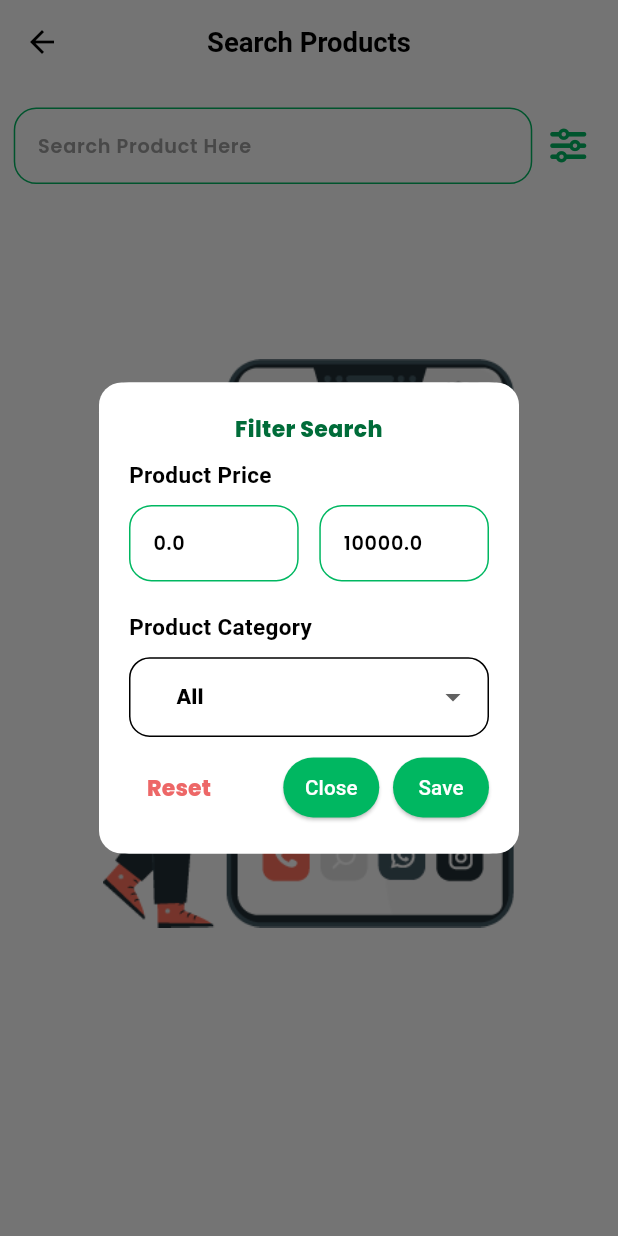
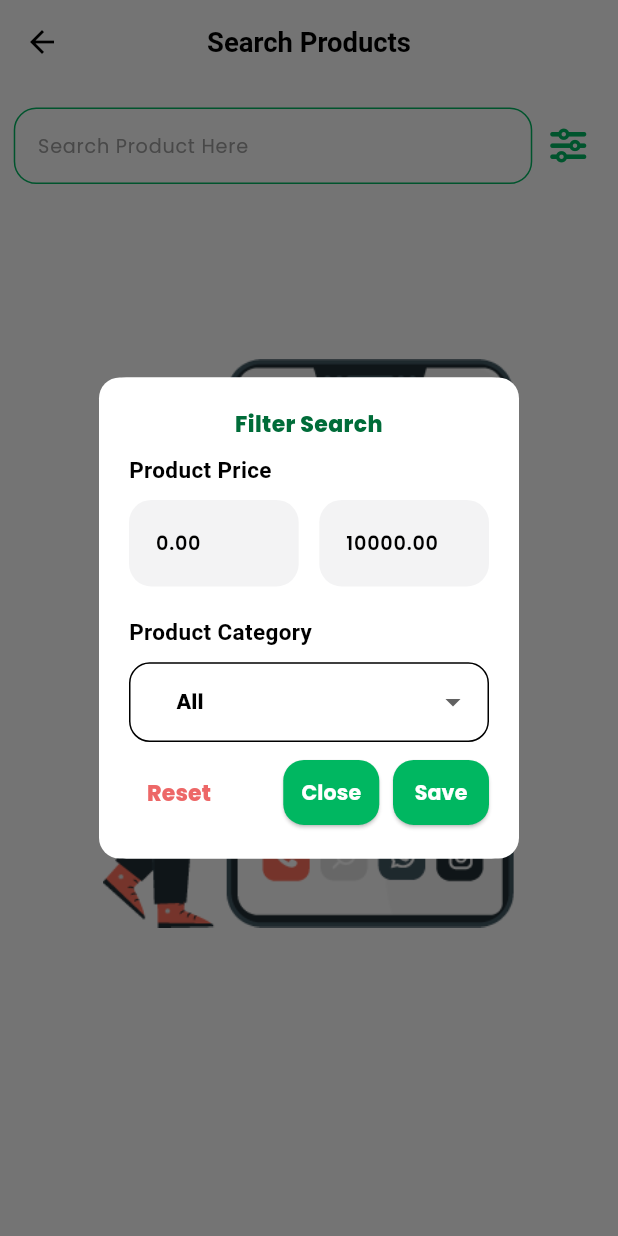
Before and after one commit to jasim506022/user_app, a Flutter app: the SearchPage screen opened by its route, after a tap on an icon or button, on a phone screen of 412 x 824 dp. Run offline on Flutter 3.47's test engine with Material 3 defaults, Android fonts, the phone set to English and light mode, and no system bars; our stand-ins replace cached_network_image, card_swiper, carousel_slider, cloud_firestore, connectivity_plus, fancy_shimmer_image and 17 more; missing offline and left inert: flutter_stripe, rating_bar_updated, smooth_rating_bar; accounts and stored records are empty; statements that could not run were skipped.

Commit message:
search Page

```diff
--- a/lib/bindings/initial_binding.dart
+++ b/lib/bindings/initial_binding.dart
@@ -12,6 +12,7 @@ import '../controller/forget_password_controller.dart';
 import '../controller/loading_controller.dart';
 
 import '../controller/profile_controller.dart';
+import '../controller/search_controller.dart';
 import '../controller/select_image_controller.dart';
 import '../controller/sign_in_controller.dart';
 import '../controller/sign_up_controller.dart';
@@ -86,5 +87,7 @@ class InitialBinding extends Bindings {
     Get.lazyPut<OrderController>(
         () => OrderController(Get.find<OrderRepository>()),
         fenix: true);
+
+    Get.lazyPut<SearchControllers>(() => SearchControllers());
   }
 }
--- /dev/null
+++ b/lib/bindings/search_binding.dart
@@ -0,0 +1,10 @@
+import 'package:get/get.dart';
+
+import '../controller/search_controller.dart';
+
+class SearchBinding extends Bindings {
+  @override
+  void dependencies() {
+    Get.lazyPut<SearchControllers>(() => SearchControllers());
+  }
+}
--- a/lib/controller/search_controller.dart
+++ b/lib/controller/search_controller.dart
@@ -1,51 +1,54 @@
 import 'package:cloud_firestore/cloud_firestore.dart';
 import 'package:flutter/material.dart';
 import 'package:get/get.dart';
-import 'package:user_app/repository/product_reposity.dart';
 
 import '../model/app_exception.dart';
 import '../model/productsmodel.dart';
 import '../res/app_function.dart';
 import '../res/appasset/icon_asset.dart';
+import 'product_controller.dart';
 
 class SearchControllers extends GetxController {
-  ProductReposity productReposity = ProductReposity();
-  TextEditingController minPriceTEC = TextEditingController();
-  TextEditingController maxPriceTEC = TextEditingController();
+  var productController = Get.find<ProductController>();
+
+// Text editing controllers for price filtering and search input
+  TextEditingController minPriceTEC = TextEditingController(text: "0.0");
+  TextEditingController maxPriceTEC = TextEditingController(text: "10000.0");
   TextEditingController searchTextTEC = TextEditingController();
 
-  var selectSearchCategory = "All".obs;
+  // Observables for category selection, product lists, and flags
+  var selectedCategory = "All".obs;
 
   var allProductList = <ProductModel>[].obs;
   var searchProductList = <ProductModel>[].obs;
   var filterProductList = <ProductModel>[].obs;
 
-  var isSearch = false.obs;
-  var isFilter = false.obs;
+  var isSearchEnabled = false.obs;
+  var isFilterEnabled = false.obs;
 
   @override
   void onInit() {
-    minPriceTEC.text = "0.0";
-    maxPriceTEC.text = "10000.0";
+    searchTextTEC.text = "";
     super.onInit();
   }
 
-  void setCategory(String category) => selectSearchCategory.value = category;
+  void setCategory(String category) => selectedCategory.value = category;
 
   void updateProductList(String text) {
     searchProductList.clear();
+
     var searchText = text.toLowerCase();
 
     final productListToSearch =
-        isFilter.value ? filterProductList : allProductList;
+        isFilterEnabled.value ? filterProductList : allProductList;
 
     searchProductList.addAll(productListToSearch.where((productModel) =>
         productModel.productname!.toLowerCase().contains(searchText)));
 
-    setSearch(true);
+    isSearchEnabled.value = true;
   }
 
-  void filterListAddProduct() {
+  void applyPriceFilter() {
     filterProductList.clear();
 
     double minPrice = double.parse(minPriceTEC.text);
@@ -59,17 +62,13 @@ class SearchControllers extends GetxController {
       return effectivePrice >= minPrice && effectivePrice <= maxPrice;
     }));
 
-    setFilter(true);
+    isFilterEnabled.value = true;
   }
-
-  void setSearch(bool isSearch) => this.isSearch.value = isSearch;
-
-  void setFilter(bool isFilter) => this.isFilter.value = isFilter;
 
   Stream<QuerySnapshot<Map<String, dynamic>>> productSnapshots() {
     try {
-      return productReposity.productSnapshots(
-          category: selectSearchCategory.value);
+      return productController.repository
+          .productSnapshots(category: selectedCategory.value);
     } catch (e) {
       if (e is AppException) {
         AppsFunction.errorDialog(
--- a/lib/res/routes/app_routes.dart
+++ b/lib/res/routes/app_routes.dart
@@ -1,6 +1,7 @@
 import 'package:get/get.dart';
 
 import '../../bindings/on_boarding_binding.dart';
+import '../../bindings/search_binding.dart';
 import '../../bindings/splash_binding.dart';
 import '../../view/auth/forget_password_page.dart';
 import '../../view/auth/sign_in_page.dart';
@@ -47,7 +48,10 @@ class AppRoutes {
             name: RoutesName.forgetPassword,
             page: () => const ForgetPasswordPage()),
         GetPage(name: RoutesName.cartPage, page: () => const CartPage()),
-        GetPage(name: RoutesName.searchPage, page: () => const SearchPage()),
+        GetPage(
+            name: RoutesName.searchPage,
+            page: () => const SearchPage(),
+            binding: SearchBinding()),
         GetPage(
           name: RoutesName.productPage,
           page: () => const ProductPage(),
--- a/lib/view/search/search_page.dart
+++ b/lib/view/search/search_page.dart
@@ -1,19 +1,14 @@
 import 'package:flutter/material.dart';
 import 'package:flutter_screenutil/flutter_screenutil.dart';
-import 'package:font_awesome_flutter/font_awesome_flutter.dart';
 import 'package:get/get.dart';
-import 'package:provider/provider.dart';
-import 'package:user_app/res/app_function.dart';
-import 'package:user_app/widget/text_form_field_widget.dart';
 
 import '../../controller/search_controller.dart';
-import '../../res/app_colors.dart';
 import '../../model/productsmodel.dart';
-import '../../res/appasset/image_asset.dart';
-import '../../widget/empty_widget.dart';
+
 import '../../loading_widget/loading_list_product_widget.dart';
-import '../../widget/product_widget.dart';
-import 'filter_dialog_widget.dart';
+
+import 'widget/search_bar_widget.dart';
+import 'widget/search_product_grid_widget.dart';
 
 class SearchPage extends StatefulWidget {
   const SearchPage({super.key});
@@ -23,7 +18,15 @@ class SearchPage extends StatefulWidget {
 }
 
 class _SearchPageState extends State<SearchPage> {
-  var searchController = Get.put(SearchControllers());
+  var searchController = Get.find<SearchControllers>();
+  @override
+  void initState() {
+    searchController.searchTextTEC.text = "";
+    searchController.setCategory("All");
+    searchController.minPriceTEC.text = "0.00";
+    searchController.maxPriceTEC.text = "10000.00";
+    super.initState();
+  }
 
   @override
   Widget build(BuildContext context) {
@@ -39,7 +42,7 @@ class _SearchPageState extends State<SearchPage> {
           padding: EdgeInsets.symmetric(horizontal: 10.w),
           child: Column(
             children: [
-              _buildSearchBar(),
+              const SearchBarWidget(),
               _buildProductGrid(),
             ],
           ),
@@ -59,7 +62,8 @@ class _SearchPageState extends State<SearchPage> {
                   .map((e) => ProductModel.fromMap(e.data()))
                   .toList();
 
-              return _buildProductGridContent();
+              return SearchProductGridWidget(
+                  searchController: searchController);
             }
 
             return const LoadingListProductWidget();
@@ -68,71 +72,4 @@ class _SearchPageState extends State<SearchPage> {
       ),
     );
   }
-
-  Obx _buildProductGridContent() {
-    return Obx(() {
-      final productList = searchController.isFilter.value &&
-              searchController.searchTextTEC.text.isEmpty
-          ? searchController.filterProductList
-          : searchController.isSearch.value &&
-                  searchController.searchTextTEC.text.isNotEmpty
-              ? searchController.searchProductList
-              : searchController.allProductList;
-
-      if (productList.isEmpty) {
-        return EmptyWidget(
-          image: ImagesAsset.error,
-          title: 'No Data Available',
-        );
-      }
-
-      return GridView.builder(
-        itemCount: productList.length,
-        gridDelegate: const SliverGridDelegateWithFixedCrossAxisCount(
-            crossAxisCount: 2,
-            childAspectRatio: .78,
-            crossAxisSpacing: 8,
-            mainAxisSpacing: 8),
-        itemBuilder: (context, index) {
-          return ChangeNotifierProvider.value(
-            value: productList[index],
-            child: const ProductWidget(),
-          );
-        },
-      );
-    });
-  }
-
-  SizedBox _buildSearchBar() {
-    return SizedBox(
-      height: 0.1.sh,
-      width: 1.sw,
-      child: Row(
-        children: [
-          Flexible(
-              flex: 4,
-              child: TextFormFieldWidget(
-                isUdateDecoration: true,
-                decoration: AppsFunction.inputDecoration(
-                  hint: "Search Product Here",
-                ),
-                controller: searchController.searchTextTEC,
-                autofocus: false,
-                onChanged: (text) {
-                  searchController.updateProductList(text);
-                },
-              )),
-          IconButton(
-              onPressed: () {
-                FocusScope.of(context).unfocus();
-                Get.dialog(const FilterDialogWidget());
-              },
-              icon: Icon(
-                FontAwesomeIcons.sliders,
-                color: AppColors.greenColor,
-              ))
-        ],
-      ),
-    );
-  }
 }
--- a/lib/view/search/filter_dialog_widget.dart
+++ b/lib/view/search/widget/filter_dialog_widget.dart
@@ -1,50 +1,37 @@
 import 'package:flutter/material.dart';
+
 import 'package:flutter_screenutil/flutter_screenutil.dart';
 import 'package:get/get.dart';
-import 'package:google_fonts/google_fonts.dart';
+
 import 'package:user_app/widget/text_form_field_widget.dart';
 
-import '../../controller/search_controller.dart';
-import '../../res/app_colors.dart';
-import '../../res/app_function.dart';
+import '../../../controller/search_controller.dart';
+import '../../../res/app_colors.dart';
 
-import '../../res/apps_text_style.dart';
-import '../product/product_page.dart';
-import '../product/widget/drop_down_category_widget.dart';
+import '../../../res/apps_text_style.dart';
+import '../../../widget/custom_round_action_button.dart';
+import '../../product/widget/drop_down_category_widget.dart';
 
 class FilterDialogWidget extends StatelessWidget {
   const FilterDialogWidget({super.key});
 
   @override
   Widget build(BuildContext context) {
-    var searchController = Get.put(SearchControllers());
+    var searchController = Get.find<SearchControllers>();
     return AlertDialog(
       contentPadding: EdgeInsets.zero,
-      backgroundColor: Colors.white,
-      elevation: 8, // You can adjust thi
-      shape: RoundedRectangleBorder(borderRadius: BorderRadius.circular(20)),
+      backgroundColor: Theme.of(context).cardColor,
+      elevation: 8,
+      shape: RoundedRectangleBorder(borderRadius: BorderRadius.circular(20.r)),
       content: _contentData(searchController, context),
-    );
-  }
-
-  ElevatedButton _buildDialogButton(String title, void Function()? onPressed) {
-    return ElevatedButton(
-      style: ElevatedButton.styleFrom(
-          backgroundColor: AppColors.greenColor,
-          padding: const EdgeInsets.all(5)),
-      onPressed: onPressed,
-      child: Text(title,
-          style: GoogleFonts.roboto(
-              color: AppColors.white,
-              fontSize: 15.sp,
-              fontWeight: FontWeight.w500)),
     );
   }
 
   _contentData(SearchControllers searchController, BuildContext context) {
     return Container(
       decoration: BoxDecoration(
-          color: Colors.white, borderRadius: BorderRadius.circular(15)),
+          color: Theme.of(context).cardColor,
+          borderRadius: BorderRadius.circular(15.r)),
       padding: const EdgeInsets.all(20),
       child: Column(
         crossAxisAlignment: CrossAxisAlignment.start,
@@ -55,7 +42,7 @@ class FilterDialogWidget extends StatelessWidget {
               "Filter Search",
               textAlign: TextAlign.center,
               style: AppsTextStyle.largeBoldText
-                  .copyWith(color: AppColors.deepGreen, fontSize: 16.sp),
+                  .copyWith(color: AppColors.deepGreen),
             ),
           ),
           SizedBox(
@@ -74,7 +61,7 @@ class FilterDialogWidget extends StatelessWidget {
           ),
           DropdownCategoryWidget(
             isSearch: true,
-            category: searchController.selectSearchCategory.value,
+            category: searchController.selectedCategory.value,
             onChanged: (category) {
               searchController.setCategory(category!);
             },
@@ -95,7 +82,7 @@ class FilterDialogWidget extends StatelessWidget {
       children: [
         TextButton(
             onPressed: () {
-              searchController.setFilter(false);
+              searchController.isFilterEnabled.value = false;
               searchController
                 ..setCategory("All")
                 ..maxPriceTEC.text = "10000.0"
@@ -108,22 +95,21 @@ class FilterDialogWidget extends StatelessWidget {
             )),
         Row(
           children: [
-            _buildDialogButton(
-              'Close',
-              () {
-                Get.back();
-              },
+            CustomRoundActionButton(
+              horizontal: 10.w,
+              title: 'Close',
+              onTap: () => Get.back(),
             ),
             SizedBox(
               width: 10.w,
             ),
-            _buildDialogButton(
-              'Save',
-              () {
+            CustomRoundActionButton(
+              title: 'Save',
+              horizontal: 10.w,
+              onTap: () {
                 FocusScope.of(context).unfocus();
                 searchController.searchTextTEC.text = "";
-                searchController.filterListAddProduct();
-
+                searchController.applyPriceFilter();
                 Get.back();
               },
             )
@@ -143,28 +129,21 @@ class FilterDialogWidget extends StatelessWidget {
         ),
         Row(
           children: [
-            _buildPriceTextField(
-                controller: searchController.minPriceTEC, hintText: "Minium"),
+            Expanded(
+                child: TextFormFieldWidget(
+                    hintText: "Minium",
+                    controller: searchController.minPriceTEC)),
             SizedBox(
               width: 15.w,
             ),
-            _buildPriceTextField(
-                controller: searchController.maxPriceTEC, hintText: "Maximum"),
+            Expanded(
+              child: TextFormFieldWidget(
+                  controller: searchController.maxPriceTEC,
+                  hintText: "Maximum"),
+            ),
           ],
         ),
       ],
     );
   }
-
-  Expanded _buildPriceTextField(
-      {required TextEditingController controller, required String hintText}) {
-    return Expanded(
-        child: TextFormFieldWidget(
-      controller: controller,
-      isUdateDecoration: true,
-      decoration: AppsFunction.inputDecoration(
-        hint: hintText,
-      ),
-    ));
-  }
 }
--- /dev/null
+++ b/lib/view/search/widget/search_bar_widget.dart
@@ -0,0 +1,56 @@
+
+import 'package:flutter/material.dart';
+import 'package:flutter_screenutil/flutter_screenutil.dart';
+import 'package:font_awesome_flutter/font_awesome_flutter.dart';
+import 'package:get/get.dart';
+
+import '../../../controller/search_controller.dart';
+import '../../../res/app_colors.dart';
+import '../../../res/app_function.dart';
+import '../../../res/apps_text_style.dart';
+import '../../../res/utils.dart';
+import '../../../widget/text_form_field_widget.dart';
+import 'filter_dialog_widget.dart';
+
+class SearchBarWidget extends StatelessWidget {
+  const SearchBarWidget({
+    super.key,
+  });
+
+  @override
+  Widget build(BuildContext context) {
+var searchController = Get.find<SearchControllers>();
+    Utils utils = Utils();
+    return SizedBox(
+      height: 0.1.sh,
+      width: 1.sw,
+      child: Row(
+        children: [
+          Flexible(
+              flex: 4,
+              child: TextFormFieldWidget(
+                style: AppsTextStyle.mediumNormalText
+                    .copyWith(color: utils.getColor),
+                isUdateDecoration: true,
+                decoration: AppsFunction.inputDecoration(
+                  hint: "Search Product Here",
+                ),
+                controller: searchController.searchTextTEC,
+                onChanged: (text) {
+                  searchController.updateProductList(text);
+                },
+              )),
+          IconButton(
+              onPressed: () {
+                FocusScope.of(context).unfocus();
+                Get.dialog(const FilterDialogWidget());
+              },
+              icon: Icon(
+                FontAwesomeIcons.sliders,
+                color: AppColors.greenColor,
+              ))
+        ],
+      ),
+    );
+  }
+}
--- /dev/null
+++ b/lib/view/search/widget/search_product_grid_widget.dart
@@ -0,0 +1,59 @@
+import 'package:flutter/widgets.dart';
+import 'package:get/get.dart';
+import 'package:provider/provider.dart';
+
+import '../../../controller/search_controller.dart';
+import '../../../model/productsmodel.dart';
+import '../../../res/appasset/image_asset.dart';
+import '../../../widget/empty_widget.dart';
+import '../../../widget/product_widget.dart';
+
+class SearchProductGridWidget extends StatelessWidget {
+  const SearchProductGridWidget({
+    super.key,
+    required this.searchController,
+  });
+
+  final SearchControllers searchController;
+
+  @override
+  Widget build(BuildContext context) {
+    return Obx(() {
+      final productList = _getProductList();
+
+      if (productList.isEmpty) {
+        return EmptyWidget(
+          image: ImagesAsset.error,
+          title: 'No Data Available',
+        );
+      }
+
+      return GridView.builder(
+        itemCount: productList.length,
+        gridDelegate: const SliverGridDelegateWithFixedCrossAxisCount(
+            crossAxisCount: 2,
+            childAspectRatio: .78,
+            crossAxisSpacing: 8,
+            mainAxisSpacing: 8),
+        itemBuilder: (context, index) {
+          return ChangeNotifierProvider.value(
+            value: productList[index],
+            child: const ProductWidget(),
+          );
+        },
+      );
+    });
+  }
+
+  List<ProductModel> _getProductList() {
+    if (searchController.isFilterEnabled.value &&
+        searchController.searchTextTEC.text.isEmpty) {
+      return searchController.filterProductList;
+    }
+    if (searchController.isSearchEnabled.value &&
+        searchController.searchTextTEC.text.isNotEmpty) {
+      return searchController.searchProductList;
+    }
+    return searchController.allProductList;
+  }
+}
--- a/lib/widget/custom_round_action_button.dart
+++ b/lib/widget/custom_round_action_button.dart
@@ -1,6 +1,5 @@
 import 'package:flutter/material.dart';
 import 'package:flutter_screenutil/flutter_screenutil.dart';
-
 
 import '../res/app_colors.dart';
 import '../res/apps_text_style.dart';
@@ -10,9 +9,11 @@ class CustomRoundActionButton extends StatelessWidget {
     super.key,
     required this.title,
     required this.onTap,
+    this.horizontal,
   });
   final String title;
   final VoidCallback onTap;
+  final double? horizontal;
 
   @override
   Widget build(BuildContext context) {
@@ -20,8 +21,8 @@ class CustomRoundActionButton extends StatelessWidget {
         style: ButtonStyle(
           backgroundColor:
               MaterialStateProperty.all<Color>(AppColors.greenColor),
-          padding: MaterialStateProperty.all<EdgeInsets>(
-              EdgeInsets.symmetric(horizontal: 40.w, vertical: 12.h)),
+          padding: MaterialStateProperty.all<EdgeInsets>(EdgeInsets.symmetric(
+              horizontal: horizontal ?? 40.w, vertical: 12.h)),
           shape: MaterialStateProperty.all<RoundedRectangleBorder>(
             RoundedRectangleBorder(
               borderRadius: BorderRadius.circular(15.r),
--- a/lib/widget/text_form_field_widget.dart
+++ b/lib/widget/text_form_field_widget.dart
@@ -20,7 +20,8 @@ class TextFormFieldWidget extends StatefulWidget {
       this.onChanged,
       this.validator,
       this.isUdateDecoration = false,
-      this.decoration});
+      this.decoration,
+      this.style});
   final String? hintText;
   final TextEditingController controller;
   final bool? autofocus;
@@ -34,6 +35,7 @@ class TextFormFieldWidget extends StatefulWidget {
   final Function(String)? onChanged;
   final bool? isUdateDecoration;
   final InputDecoration? decoration;
+  final TextStyle? style;
   @override
   State<TextFormFieldWidget> createState() => _TextFormFieldWidgetState();
 }
@@ -53,7 +55,8 @@ class _TextFormFieldWidgetState extends State<TextFormFieldWidget> {
           obscureText: widget.obscureText!,
           textInputAction: widget.textInputAction,
           keyboardType: widget.textInputType,
-          style: AppsTextStyle.textFieldInputTextStyle(widget.enabled!),
+          style: widget.style ??
+              AppsTextStyle.textFieldInputTextStyle(widget.enabled!),
           decoration: widget.isUdateDecoration!
               ? widget.decoration
               : AppsFunction.textFormFielddecoration(
```
